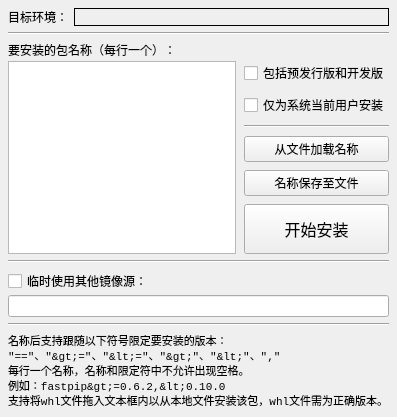
Qt form source/awespykit/ui/package_install.ui (hrpzcf/AwesomePyKit) before a commit.
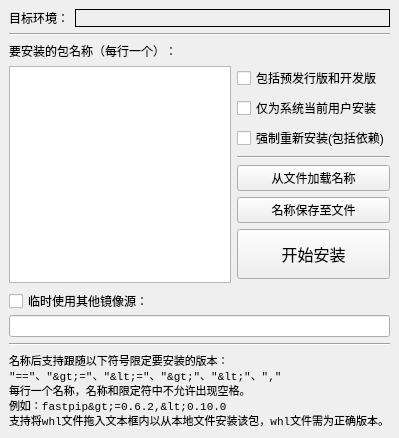
The same form after that commit.

Commit message: 包管理器的“安装”界面增加“强制重新安装”复选框并实现功能

```diff
--- a/source/awespykit/ui/package_install.ui
+++ b/source/awespykit/ui/package_install.ui
@@ -9,8 +9,8 @@
    <rect>
     <x>0</x>
     <y>0</y>
-    <width>393</width>
-    <height>416</height>
+    <width>395</width>
+    <height>438</height>
    </rect>
   </property>
   <property name="font">
@@ -25,19 +25,7 @@
    <string>安装</string>
   </property>
   <widget class="QWidget" name="centralwidget">
-   <layout class="QVBoxLayout" name="verticalLayout_4">
-    <property name="leftMargin">
-     <number>8</number>
-    </property>
-    <property name="topMargin">
-     <number>8</number>
-    </property>
-    <property name="rightMargin">
-     <number>8</number>
-    </property>
-    <property name="bottomMargin">
-     <number>8</number>
-    </property>
+   <layout class="QVBoxLayout" name="verticalLayout_3">
     <item>
      <layout class="QHBoxLayout" name="horizontalLayout" stretch="0,1">
       <item>
@@ -67,11 +55,6 @@
      </widget>
     </item>
     <item>
-     <layout class="QVBoxLayout" name="verticalLayout_3" stretch="0,1">
-      <property name="spacing">
-       <number>2</number>
-      </property>
-      <item>
        <widget class="QLabel" name="label">
         <property name="text">
          <string>要安装的包名称（每行一个）：</string>
@@ -79,15 +62,12 @@
        </widget>
       </item>
       <item>
-       <layout class="QHBoxLayout" name="uiHorizontalLayout_package_name" stretch="1,0">
-        <property name="spacing">
-         <number>8</number>
-        </property>
+     <layout class="QHBoxLayout" name="uiHorizontalLayout_package_name">
         <item>
          <widget class="QPlainTextEdit" name="pte_package_names_old"/>
         </item>
         <item>
-         <layout class="QVBoxLayout" name="verticalLayout_2" stretch="0,0,0,0,0,0,1">
+       <layout class="QVBoxLayout" name="verticalLayout_2">
           <item>
            <widget class="QCheckBox" name="cb_including_pre">
             <property name="toolTip">
@@ -109,6 +89,16 @@
             </property>
            </widget>
           </item>
+        <item>
+         <widget class="QCheckBox" name="uiCheckBox_force_reinstall">
+          <property name="toolTip">
+           <string>强制重新安装指定的包，包括它的依赖包，依赖包将被重新安装为符合要求的最新版本。</string>
+          </property>
+          <property name="text">
+           <string>强制重新安装(包括依赖)</string>
+          </property>
+         </widget>
+        </item>
           <item>
            <widget class="Line" name="line_2">
             <property name="orientation">
@@ -209,15 +199,6 @@
          </layout>
         </item>
        </layout>
-      </item>
-     </layout>
-    </item>
-    <item>
-     <widget class="Line" name="line_4">
-      <property name="orientation">
-       <enum>Qt::Horizontal</enum>
-      </property>
-     </widget>
     </item>
     <item>
      <layout class="QVBoxLayout" name="verticalLayout">
```
Lines whose indentation alone changed are shown as unchanged. The commit also changes 4 other files.
